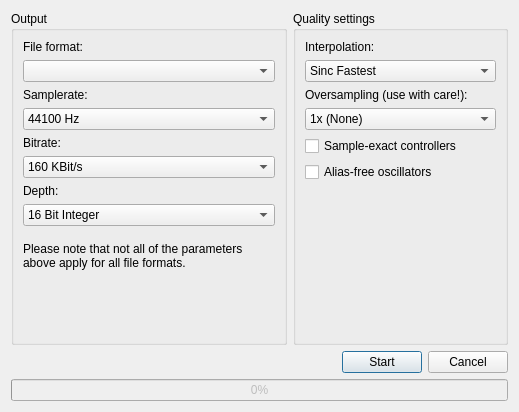
This is src/gui/dialogs/export_project.ui in LMMS/lmms as Qt 5 draws it before an edit. The edited form follows.
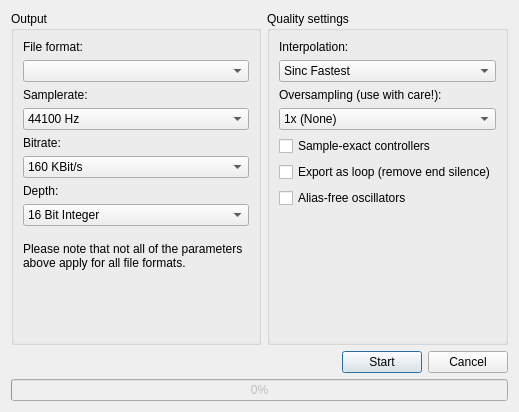
This is the edited form.

Commit message:
ExportProjectDialog: added option for exporting song as loop (backport)
This patch adds the option to remove the extra silence at the end,
so that the exported song can be seamlessly looped.

This is a backport of commit 8f1657164a2d59d720affa5e811b69f8db969e32.

Closes #3588890.

```diff
--- a/src/gui/dialogs/export_project.ui
+++ b/src/gui/dialogs/export_project.ui
@@ -279,6 +279,13 @@
           </property>
          </widget>
         </item>
+        <item>
+         <widget class="QCheckBox" name="exportLoopCB">
+          <property name="text">
+           <string>Export as loop (remove end silence)</string>
+          </property>
+         </widget>
+        </item>
         <item>
          <widget class="QCheckBox" name="aliasFreeOscillatorsCB" >
           <property name="text" >
```
The commit also changes 3 other files.
